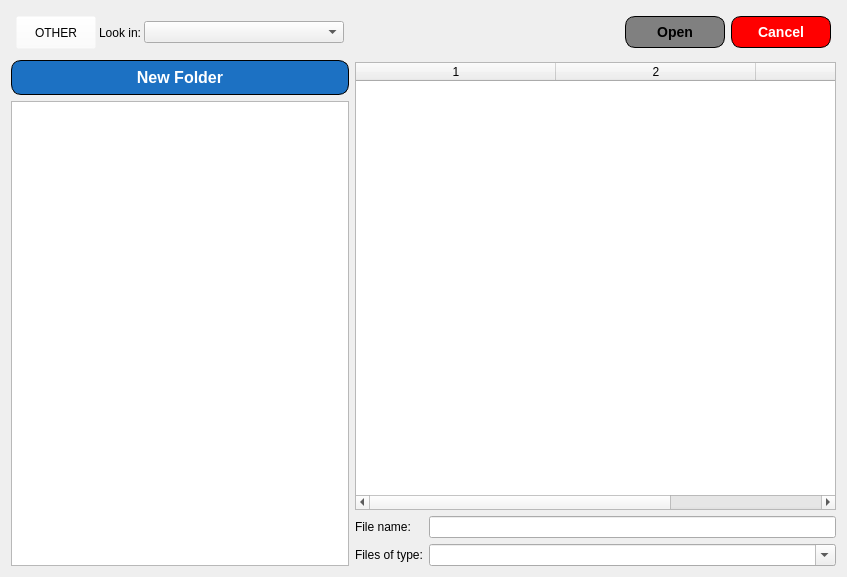
Open-MSS/fs_filepicker, file fslib/ui/ui_filepicker.ui: the form before one commit.
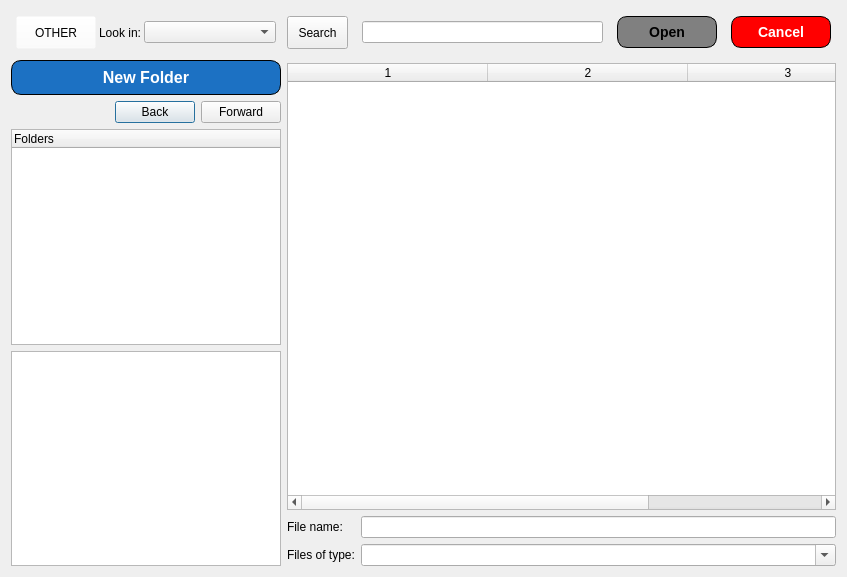
The form after the commit. Icons and pictures are not drawn.

What changed in the file:
```diff
--- a/fslib/ui/ui_filepicker.ui
+++ b/fslib/ui/ui_filepicker.ui
@@ -139,6 +139,46 @@
          </item>
         </layout>
        </item>
+       <item>
+        <layout class="QHBoxLayout" name="horizontalLayout_4">
+         <item>
+          <spacer name="horizontalSpacer">
+           <property name="orientation">
+            <enum>Qt::Horizontal</enum>
+           </property>
+           <property name="sizeHint" stdset="0">
+            <size>
+             <width>40</width>
+             <height>20</height>
+            </size>
+           </property>
+          </spacer>
+         </item>
+         <item>
+          <widget class="QPushButton" name="back_bt">
+           <property name="text">
+            <string>Back</string>
+           </property>
+          </widget>
+         </item>
+         <item>
+          <widget class="QPushButton" name="forward_bt">
+           <property name="text">
+            <string>Forward</string>
+           </property>
+          </widget>
+         </item>
+        </layout>
+       </item>
+       <item>
+        <widget class="QTreeWidget" name="ui_fs_filelist">
+         <column>
+          <property name="text">
+           <string notr="true">Folders</string>
+          </property>
+         </column>
+        </widget>
+       </item>
        <item>
         <widget class="QListWidget" name="ui_fs_serverlist">
          <property name="enabled">
@@ -159,13 +199,16 @@
      </item>
      <item>
       <layout class="QVBoxLayout" name="Files_vertical" stretch="0,0,0">
+       <property name="spacing">
+        <number>6</number>
+       </property>
        <item>
         <layout class="QHBoxLayout" name="horizontalLayout_2">
          <property name="spacing">
-          <number>6</number>
+          <number>14</number>
          </property>
-         <property name="leftMargin">
-          <number>270</number>
+         <property name="sizeConstraint">
+          <enum>QLayout::SetDefaultConstraint</enum>
          </property>
          <property name="topMargin">
           <number>5</number>
@@ -176,6 +219,41 @@
          <property name="bottomMargin">
           <number>8</number>
          </property>
+         <item alignment="Qt::AlignLeft">
+          <widget class="QPushButton" name="search_icon">
+           <property name="minimumSize">
+            <size>
+             <width>56</width>
+             <height>33</height>
+            </size>
+           </property>
+           <property name="toolTip">
+            <string>Click to switch betwen files and folder search. Search in current dir only.</string>
+           </property>
+           <property name="styleSheet">
+            <string notr="true"/>
+           </property>
+           <property name="text">
+            <string>Search</string>
+           </property>
+          </widget>
+         </item>
+         <item>
+          <widget class="QLineEdit" name="filelist_search">
+           <property name="sizePolicy">
+            <sizepolicy hsizetype="Minimum" vsizetype="Fixed">
+             <horstretch>0</horstretch>
+             <verstretch>0</verstretch>
+            </sizepolicy>
+           </property>
+           <property name="minimumSize">
+            <size>
+             <width>241</width>
+             <height>0</height>
+            </size>
+           </property>
+          </widget>
+         </item>
          <item>
           <widget class="QPushButton" name="ui_Action">
            <property name="enabled">
@@ -187,12 +265,6 @@
              <height>32</height>
             </size>
            </property>
-           <property name="maximumSize">
-            <size>
-             <width>104</width>
-             <height>16777215</height>
-            </size>
-           </property>
            <property name="focusPolicy">
             <enum>Qt::NoFocus</enum>
            </property>
```
Left out of the diff: 8 changed lines with no effect on the pictures.
